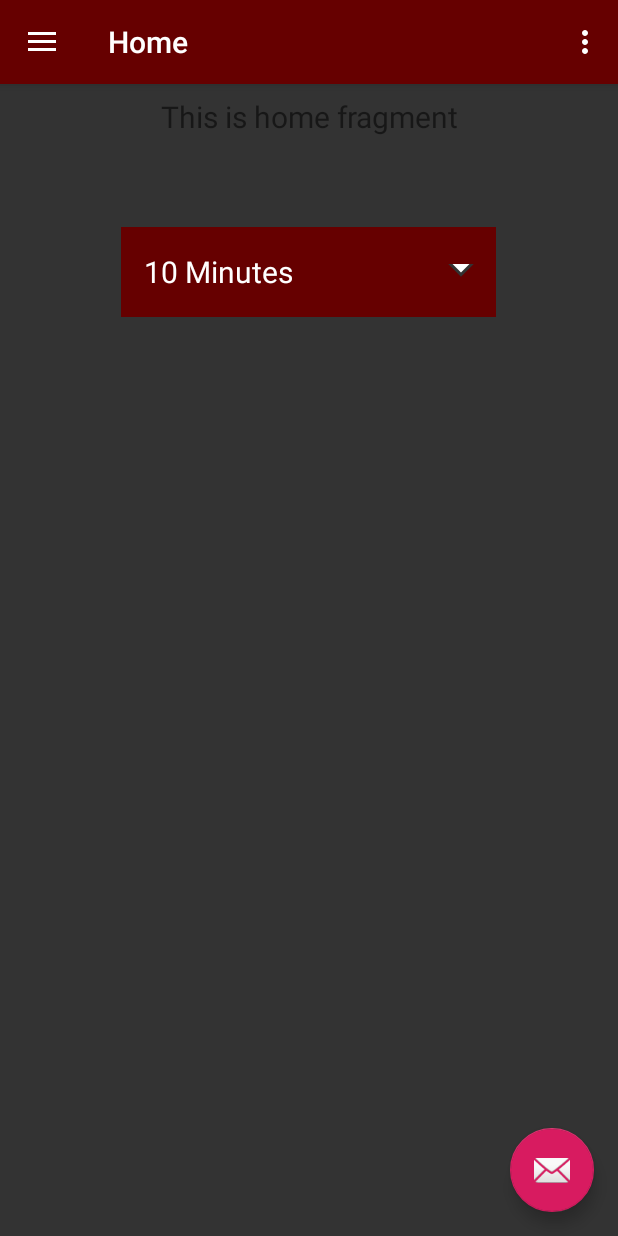
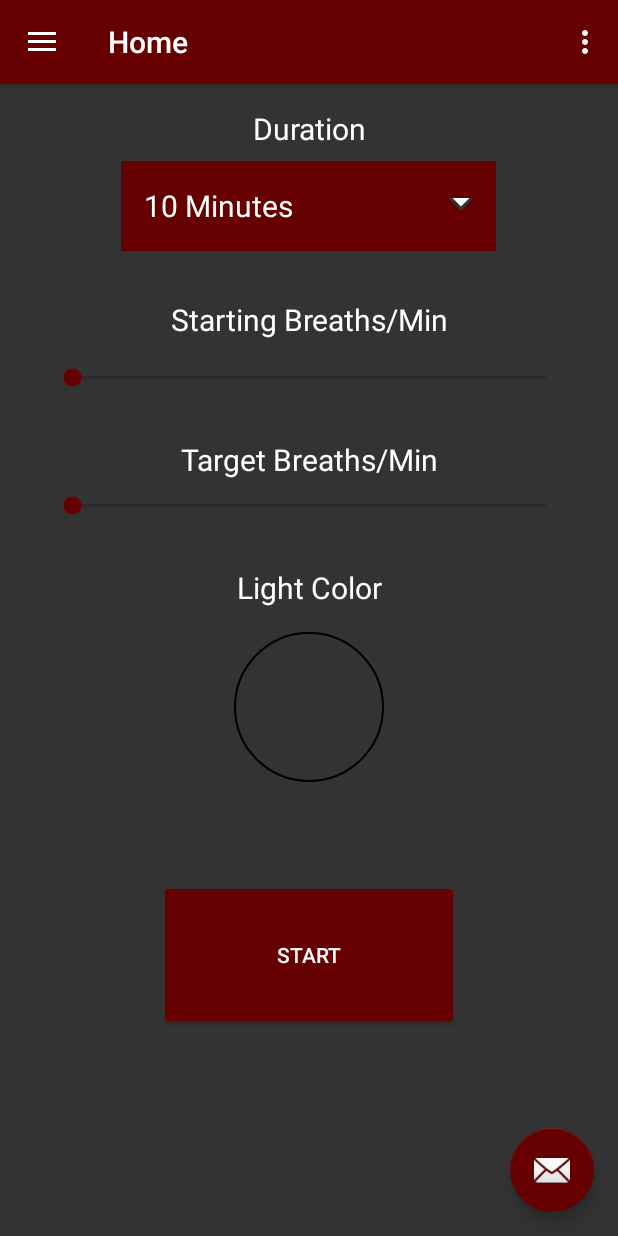
Before and after one commit to BelugaPerks/breathelight, an Android app: the screen it shows after launch (MainActivity), on a phone screen of 412 x 824 dp. Run offline under Robolectric (Android 15) with nearby library versions, the phone set to English and light mode, and no system bars; our stand-ins replace navigation-ui.

Commit message:
filled out home view with required settings

```diff
--- a/app/src/main/java/com/example/breathelight_sleepassist/ui/home/HomeFragment.java
+++ b/app/src/main/java/com/example/breathelight_sleepassist/ui/home/HomeFragment.java
@@ -26,13 +26,13 @@ public class HomeFragment extends Fragment {
         homeViewModel =
                 ViewModelProviders.of(this).get(HomeViewModel.class);
         View root = inflater.inflate(R.layout.fragment_home, container, false);
-        final TextView textView = root.findViewById(R.id.text_home);
-        homeViewModel.getText().observe(this.getViewLifecycleOwner(), new Observer<String>() {
-            @Override
-            public void onChanged(@Nullable String s) {
-                textView.setText(s);
-            }
-        });
+//        final TextView textView = root.findViewById(R.id.text_home);
+//        homeViewModel.getText().observe(this.getViewLifecycleOwner(), new Observer<String>() {
+//            @Override
+//            public void onChanged(@Nullable String s) {
+//                textView.setText(s);
+//            }
+//        });
         Spinner spinner = root.findViewById(R.id.timeSelector);
         ArrayAdapter<CharSequence> adapter = ArrayAdapter.createFromResource(this.getActivity(),
                 R.array.time_array, R.layout.spinner_item);
--- /dev/null
+++ b/app/src/main/res/drawable/colour_picker_button.xml
@@ -0,0 +1,5 @@
+<?xml version="1.0" encoding="utf-8"?>
+<shape xmlns:android="http://schemas.android.com/apk/res/android" android:shape="oval">
+    <stroke android:width="1dp" />
+    <corners android:radius="12dp" />
+</shape>
--- a/app/src/main/res/layout/fragment_home.xml
+++ b/app/src/main/res/layout/fragment_home.xml
@@ -6,36 +6,147 @@
     android:layout_height="match_parent">
 
     <TextView
-        android:id="@+id/text_home"
+        android:id="@+id/text_duration"
         android:layout_width="match_parent"
         android:layout_height="wrap_content"
         android:layout_marginStart="8dp"
-        android:layout_marginTop="8dp"
+        android:layout_marginTop="16dp"
         android:layout_marginEnd="8dp"
-        android:layout_marginBottom="25dp"
+        android:text="@string/duration_header"
         android:textAlignment="center"
         android:textSize="20sp"
-        app:layout_constraintBottom_toTopOf="@+id/linearLayout"
+        android:textColor="@android:color/white"
         app:layout_constraintEnd_toEndOf="parent"
+        app:layout_constraintHorizontal_bias="0.0"
         app:layout_constraintStart_toStartOf="parent"
         app:layout_constraintTop_toTopOf="parent" />
 
-    <LinearLayout
-        android:id="@+id/linearLayout"
+    <Spinner
+        android:id="@+id/timeSelector"
+        android:layout_width="250dp"
+        android:layout_height="60dp"
+        android:layout_marginStart="32dp"
+        android:layout_marginLeft="32dp"
+        android:layout_marginTop="8dp"
+        android:layout_marginEnd="32dp"
+        android:layout_marginRight="32dp"
+        android:background="@drawable/spinner_background"
+        android:dropDownWidth="match_parent"
+        android:entries="@array/time_array"
+        app:layout_constraintEnd_toEndOf="parent"
+        app:layout_constraintHorizontal_bias="0.496"
+        app:layout_constraintStart_toStartOf="parent"
+        app:layout_constraintTop_toBottomOf="@+id/text_duration" />
+
+    <TextView
+        android:id="@+id/text_start_bpm"
         android:layout_width="match_parent"
         android:layout_height="wrap_content"
-        android:layout_marginTop="60dp"
-        android:gravity="center_horizontal"
-        android:orientation="vertical"
-        app:layout_constraintTop_toBottomOf="@+id/text_home">
+        android:layout_marginStart="8dp"
+        android:layout_marginLeft="8dp"
+        android:layout_marginTop="32dp"
+        android:layout_marginEnd="8dp"
+        android:layout_marginRight="8dp"
+        android:text="@string/starting_rhythm_header"
+        android:textAlignment="center"
+        android:textSize="20sp"
+        android:textColor="@android:color/white"
+        app:layout_constraintBottom_toTopOf="@+id/seekBar_start_bpm"
+        app:layout_constraintEnd_toEndOf="parent"
+        app:layout_constraintStart_toStartOf="parent"
+        app:layout_constraintTop_toBottomOf="@+id/timeSelector" />
 
-        <Spinner
-            android:id="@+id/timeSelector"
-            android:layout_width="250dp"
-            android:layout_height="60dp"
-            android:background="@drawable/spinner_background"
-            android:dropDownWidth="match_parent"
-            android:entries="@array/time_array" />
+    <SeekBar
+        android:id="@+id/seekBar_start_bpm"
+        android:layout_width="match_parent"
+        android:layout_height="wrap_content"
+        android:layout_marginStart="32dp"
+        android:layout_marginLeft="32dp"
+        android:layout_marginTop="16dp"
+        android:layout_marginEnd="32dp"
+        android:layout_marginRight="32dp"
+        app:layout_constraintBottom_toTopOf="@+id/text_end_bpm"
+        app:layout_constraintEnd_toEndOf="parent"
+        app:layout_constraintHorizontal_bias="1.0"
+        app:layout_constraintStart_toStartOf="parent"
+        app:layout_constraintTop_toBottomOf="@+id/text_start_bpm" />
 
-    </LinearLayout>
+    <TextView
+        android:id="@+id/text_end_bpm"
+        android:layout_width="match_parent"
+        android:layout_height="wrap_content"
+        android:layout_marginStart="8dp"
+        android:layout_marginLeft="8dp"
+        android:layout_marginTop="32dp"
+        android:layout_marginEnd="8dp"
+        android:layout_marginRight="8dp"
+        android:text="@string/ending_rhythm_header"
+        android:textAlignment="center"
+        android:textSize="20sp"
+        android:textColor="@android:color/white"
+        app:layout_constraintEnd_toEndOf="parent"
+        app:layout_constraintStart_toStartOf="parent"
+        app:layout_constraintTop_toBottomOf="@+id/seekBar_start_bpm" />
+
+    <SeekBar
+        android:id="@+id/seekBar2"
+        android:layout_width="match_parent"
+        android:layout_height="wrap_content"
+        android:layout_marginStart="32dp"
+        android:layout_marginLeft="32dp"
+        android:layout_marginTop="8dp"
+        android:layout_marginEnd="32dp"
+        android:layout_marginRight="32dp"
+        app:layout_constraintEnd_toEndOf="parent"
+        app:layout_constraintStart_toStartOf="parent"
+        app:layout_constraintTop_toBottomOf="@+id/text_end_bpm" />
+
+    <TextView
+        android:id="@+id/textView4"
+        android:layout_width="wrap_content"
+        android:layout_height="wrap_content"
+        android:layout_marginStart="8dp"
+        android:layout_marginLeft="8dp"
+        android:layout_marginTop="32dp"
+        android:layout_marginEnd="8dp"
+        android:layout_marginRight="8dp"
+        android:text="@string/colour_picker_header"
+        android:textAlignment="center"
+        android:textSize="20sp"
+        android:textColor="@android:color/white"
+        app:layout_constraintEnd_toEndOf="parent"
+        app:layout_constraintStart_toStartOf="parent"
+        app:layout_constraintTop_toBottomOf="@+id/seekBar2" />
+
+    <ImageButton
+        android:id="@+id/colourPickerButton"
+        android:layout_width="100dp"
+        android:layout_height="100dp"
+        android:layout_marginStart="32dp"
+        android:layout_marginLeft="32dp"
+        android:layout_marginTop="16dp"
+        android:layout_marginEnd="32dp"
+        android:layout_marginRight="32dp"
+        android:background="@drawable/colour_picker_button"
+        android:contentDescription="@string/colour_picker_desc"
+        app:layout_constraintEnd_toEndOf="parent"
+        app:layout_constraintHorizontal_bias="0.5"
+        app:layout_constraintStart_toStartOf="parent"
+        app:layout_constraintTop_toBottomOf="@+id/textView4" />
+
+    <Button
+        android:id="@+id/button"
+        style="@style/Widget.AppCompat.Button.Colored"
+        android:layout_width="200dp"
+        android:layout_height="100dp"
+        android:layout_marginStart="32dp"
+        android:layout_marginLeft="32dp"
+        android:layout_marginTop="65dp"
+        android:layout_marginEnd="32dp"
+        android:layout_marginRight="32dp"
+        android:text="@string/start_button_text"
+        app:layout_constraintEnd_toEndOf="parent"
+        app:layout_constraintStart_toStartOf="parent"
+        app:layout_constraintTop_toBottomOf="@+id/colourPickerButton" />
+
 </androidx.constraintlayout.widget.ConstraintLayout>
--- a/app/src/main/res/values/colors.xml
+++ b/app/src/main/res/values/colors.xml
@@ -2,6 +2,13 @@
 <resources>
     <color name="colorPrimary">#660000</color>
     <color name="colorPrimaryDark">#4d0000</color>
-    <color name="colorAccent">#D81B60</color>
+    <color name="colorAccent">#660000</color>
     <color name="darkGrey">#333333</color>
+    <color name="green_light">#33cc33</color>
+    <color name="red_light">#ff0000</color>
+    <color name="blue_light">#0066ff</color>
+    <color name="yellow_light">#e6e600</color>
+    <color name="purple_light">#cc00cc</color>
+    <color name="white_light">#ffffff</color>
+
 </resources>
--- a/app/src/main/res/values/strings.xml
+++ b/app/src/main/res/values/strings.xml
@@ -6,6 +6,8 @@
     <string name="nav_header_subtitle">Fall asleep faster and easier</string>
     <string name="nav_header_desc">Navigation header</string>
     <string name="action_settings">Settings</string>
+
+
 
     <string name="menu_home">Home</string>
     <string name="menu_gallery">Gallery</string>
@@ -21,4 +23,11 @@
         <item>45 Minutes</item>
         <item>60 Minutes</item>
     </string-array>
+
+    <string name="duration_header">Duration</string>
+    <string name="starting_rhythm_header">Starting Breaths/Min</string>
+    <string name="ending_rhythm_header">Target Breaths/Min</string>
+    <string name="colour_picker_header">Light Color</string>
+    <string name="colour_picker_desc">Light Colour Picker Button</string>
+    <string name="start_button_text">Start</string>
 </resources>
```
